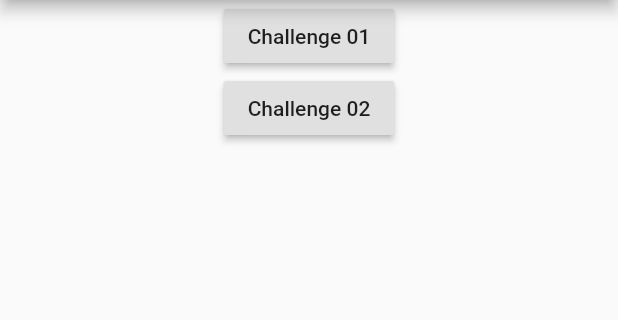
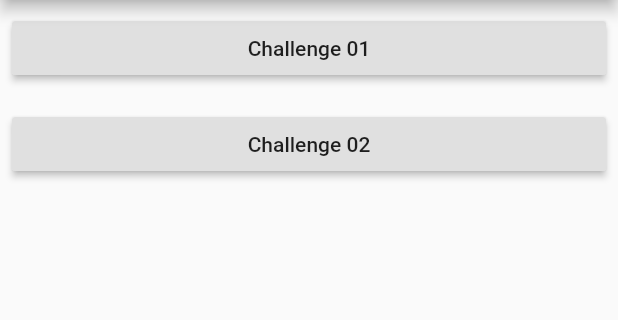
Before and after one commit to xrigau/flutter_playground, a Flutter app: the screen it shows after launch, on a phone screen of 412 x 824 dp, the part 84-404 px from its top. Run offline on Flutter 3.47's test engine with Material 2 defaults, Android fonts, the light colour scheme and no system bars.

Commit message:
Change the app so that it is composed of a list of pages
Also replaces double-quote strings with single-quote ones

```diff
--- a/lib/challenge02.dart
+++ b/lib/challenge02.dart
@@ -3,15 +3,15 @@ import 'package:flutter/material.dart';
 ThemeData challenge02Theme() => ThemeData();
 
 class Challenge02Page extends StatelessWidget {
-  static const String ROUTE = "/challenge02";
+  static const String ROUTE = '/challenge02';
 
   @override
   Widget build(BuildContext context) => Scaffold(
         appBar: new AppBar(
-          title: new Text("?"),
+          title: new Text('?'),
         ),
         body: body(context),
       );
 
-  Widget body(BuildContext context) => Text("Coming soon...");
+  Widget body(BuildContext context) => Text('Coming soon…');
 }
--- a/lib/main.dart
+++ b/lib/main.dart
@@ -2,49 +2,69 @@ import 'package:flutter/material.dart';
 import 'package:flutter_playground/challenge01.dart';
 import 'package:flutter_playground/challenge02.dart';
 
-void main() => runApp(FlutterPlaygroundApp());
+void main() => runApp(FlutterPlaygroundApp(<Page>[
+      Page(Challenge01Page(), challenge01Theme, Challenge01Page.ROUTE, 'Challenge 01'),
+      Page(Challenge02Page(), challenge02Theme, Challenge02Page.ROUTE, 'Challenge 02'),
+    ]));
+
+typedef ThemeData ThemeBuilder();
+
+class Page {
+  final Widget widget;
+  final ThemeBuilder themeBuilder;
+  final String route;
+  final String title;
+
+  Page(this.widget, this.themeBuilder, this.route, this.title);
+}
 
 class FlutterPlaygroundApp extends StatelessWidget {
+  final List<Page> _pages;
+  FlutterPlaygroundApp(this._pages);
+
   @override
   Widget build(BuildContext context) => MaterialApp(
         title: 'Flutter Demo',
-        home: MyHomePage(),
-        routes: <String, WidgetBuilder>{
-          Challenge01Page.ROUTE: challenge(Challenge01Page(), challenge01Theme),
-          Challenge02Page.ROUTE: challenge(Challenge02Page(), challenge02Theme),
-        },
+        home: HomePage(_pages),
+        routes: Map<String, WidgetBuilder>.fromIterables(
+          _pages.map((Page page) => page.route),
+          _pages.map((Page page) => buildPage(page.widget, page.themeBuilder)),
+        ),
       );
 
-  WidgetBuilder challenge(Widget widget, ThemeBuilder themeBuilder) => (BuildContext context) => Theme(
+  WidgetBuilder buildPage(Widget widget, ThemeBuilder themeBuilder) => (BuildContext context) => Theme(
         child: widget,
         data: themeBuilder(),
         isMaterialAppTheme: true,
       );
 }
 
-class MyHomePage extends StatelessWidget {
+class HomePage extends StatelessWidget {
+  final List<Page> _pages;
+  HomePage(this._pages);
+
   @override
   Widget build(BuildContext context) => Scaffold(
         appBar: AppBar(
-          title: Text("Flutter Playground"),
+          title: Text('Flutter Playground'),
         ),
         body: ListView(
-          children: <Widget>[
-            button(context, "Challenge 01", Challenge01Page.ROUTE),
-            button(context, "Challenge 02", Challenge02Page.ROUTE),
-          ],
+          children: _pages.map((page) => button(context, page.title, page.route)).toList(),
         ),
       );
 
   Row button(BuildContext context, String title, String route) => Row(
         mainAxisAlignment: MainAxisAlignment.center,
         children: <Widget>[
-          RaisedButton(
-            child: Text(title),
-            onPressed: () => Navigator.of(context).pushNamed(route),
+          Expanded(
+            child: Padding(
+              padding: EdgeInsets.all(8.0),
+              child: RaisedButton(
+                child: Text(title),
+                onPressed: () => Navigator.of(context).pushNamed(route),
+              ),
+            ),
           ),
         ],
       );
 }
-
-typedef ThemeData ThemeBuilder();
```
Also changed, not shown: lib/challenge01.dart (+8 -12 lines), pubspec.lock, 1 other file.
